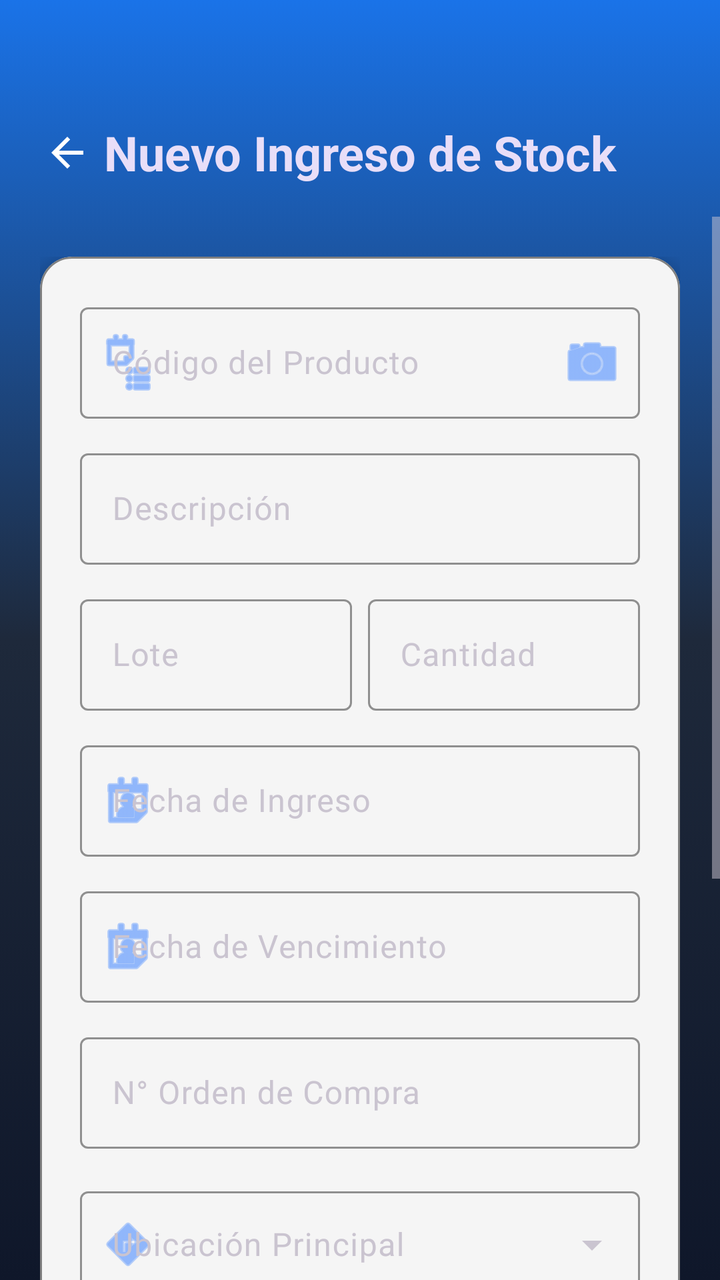
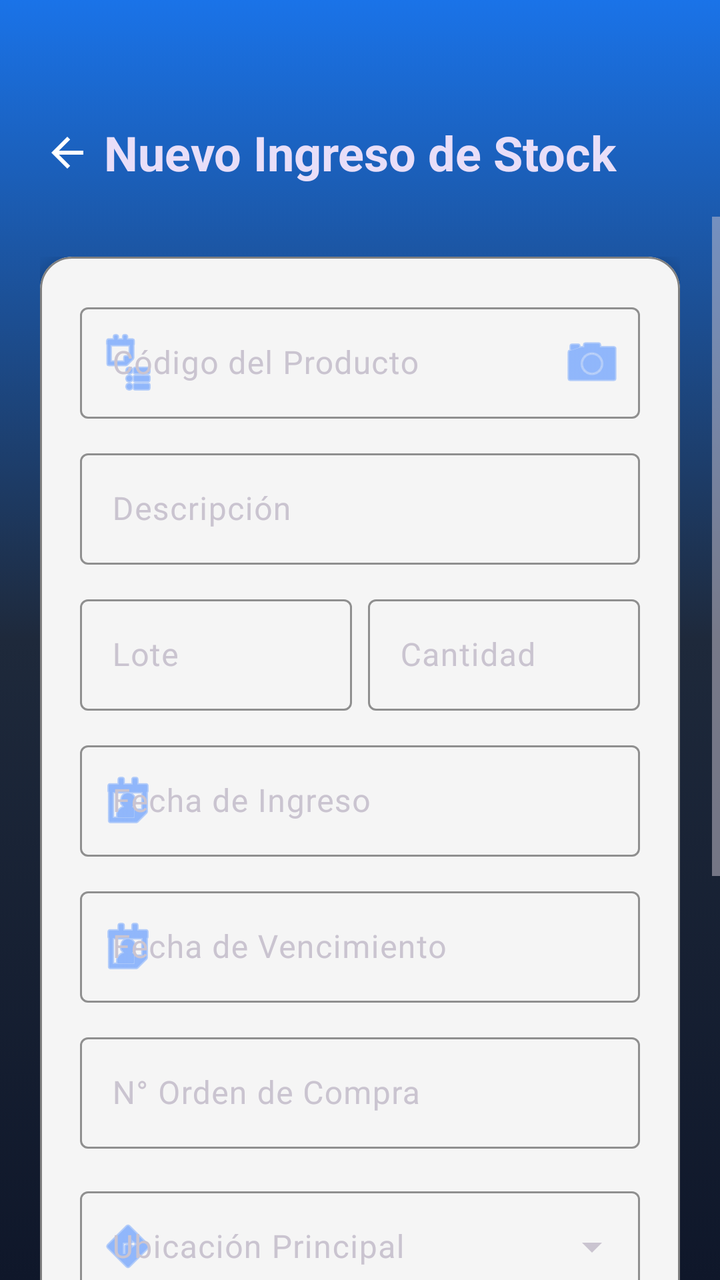

Screens rendered from an Android XML layout before and after an edit, with the pre-edit source and the edit as a unified diff.
<!-- AndroidManifest.xml: application theme Theme.InventarioApp -->
<!-- res/layout/activity_ingreso_stock.xml -->
<?xml version="1.0" encoding="utf-8"?>
<androidx.constraintlayout.widget.ConstraintLayout xmlns:android="http://schemas.android.com/apk/res/android"
    xmlns:app="http://schemas.android.com/apk/res-auto"
    xmlns:tools="http://schemas.android.com/tools"
    android:layout_width="match_parent"
    android:layout_height="match_parent"
    android:background="@drawable/fondo_degradado">

    
    <TextView
        android:id="@+id/tvTitulo"
        android:layout_width="wrap_content"
        android:layout_height="wrap_content"
        android:layout_marginTop="60dp"
        android:gravity="center"
        android:text="@string/title_nuevo_ingreso"
        android:textColor="?attr/colorOnSecondaryContainer"
        android:textSize="24sp"
        android:textStyle="bold"
        app:layout_constraintEnd_toEndOf="parent"
        app:layout_constraintStart_toStartOf="parent"
        app:layout_constraintTop_toTopOf="parent" />

    <ImageButton
        android:id="@+id/btnBack"
        android:layout_width="51dp"
        android:layout_height="56dp"
        android:layout_marginStart="8dp"
        android:background="?attr/selectableItemBackgroundBorderless"
        android:contentDescription="Volver"
        android:elevation="8dp"
        android:padding="12dp"
        android:src="@drawable/ic_back"
        app:layout_constraintBottom_toBottomOf="@id/tvTitulo"
        app:layout_constraintStart_toStartOf="parent"
        app:layout_constraintTop_toTopOf="@id/tvTitulo"
        app:tint="@color/white" />

    
    <ScrollView
        android:layout_width="match_parent"
        android:layout_height="0dp"
        android:layout_marginTop="16dp"
        android:fillViewport="true"
        app:layout_constraintBottom_toBottomOf="parent"
        app:layout_constraintTop_toBottomOf="@id/tvTitulo">

        <LinearLayout
            android:layout_width="match_parent"
            android:layout_height="wrap_content"
            android:orientation="vertical"
            android:padding="20dp">

            <com.google.android.material.card.MaterialCardView
                android:id="@+id/cardForm"
                android:layout_width="match_parent"
                android:layout_height="wrap_content"
                app:cardCornerRadius="16dp"
                app:cardElevation="4dp"
                app:cardBackgroundColor="@color/smoke_white"
                app:strokeWidth="1dp"
                app:strokeColor="@color/gray">

                <LinearLayout
                    android:layout_width="match_parent"
                    android:layout_height="wrap_content"
                    android:orientation="vertical"
                    android:padding="20dp">

                    <com.google.android.material.textfield.TextInputLayout
                        android:id="@+id/tilCodigo"
                        style="@style/Widget.Material3.TextInputLayout.OutlinedBox"
                        android:layout_width="match_parent"
                        android:layout_height="wrap_content"
                        android:hint="@string/hint_codigo_prod"
                        app:startIconDrawable="@android:drawable/ic_menu_agenda"
                        app:endIconMode="custom"
                        app:endIconDrawable="@android:drawable/ic_menu_camera"
                        app:endIconTint="@color/primary"
                        app:hintTextColor="@color/black"
                        app:placeholderTextColor="@color/black"
                        app:startIconTint="@color/primary"
                        app:boxStrokeColor="@color/primary">

                        <com.google.android.material.textfield.TextInputEditText
                            android:id="@+id/etCodigo3"
                            android:layout_width="match_parent"
                            android:layout_height="wrap_content"
                            android:inputType="text"
                            android:textColor="@color/black" />
                    </com.google.android.material.textfield.TextInputLayout>

                    <com.google.android.material.textfield.TextInputLayout
                        android:id="@+id/tilDescripcion"
                        style="@style/Widget.Material3.TextInputLayout.OutlinedBox"
                        android:layout_width="match_parent"
                        android:layout_height="wrap_content"
                        android:layout_marginTop="12dp"
                        android:hint="@string/hint_descripcion"
                        app:hintTextColor="@color/black"
                        app:boxStrokeColor="@color/primary">

                        <com.google.android.material.textfield.TextInputEditText
                            android:id="@+id/etDescripcion3"
                            android:layout_width="match_parent"
                            android:layout_height="wrap_content"
                            android:textColor="@color/black"
                            android:inputType="text" />
                    </com.google.android.material.textfield.TextInputLayout>

                    <LinearLayout
                        android:layout_width="match_parent"
                        android:layout_height="wrap_content"
                        android:layout_marginTop="12dp"
                        android:orientation="horizontal">

                        <com.google.android.material.textfield.TextInputLayout
                            android:id="@+id/tilLote"
                            style="@style/Widget.Material3.TextInputLayout.OutlinedBox"
                            android:layout_width="0dp"
                            android:layout_height="wrap_content"
                            android:layout_weight="1"
                            android:layout_marginEnd="8dp"
                            android:hint="@string/label_lote"
                            app:hintTextColor="@color/black"
                            app:boxStrokeColor="@color/primary">

                            <com.google.android.material.textfield.TextInputEditText
                                android:id="@+id/etLote3"
                                android:layout_width="match_parent"
                                android:layout_height="wrap_content"
                                android:textColor="@color/black"
                                android:inputType="text" />
                        </com.google.android.material.textfield.TextInputLayout>

                        <com.google.android.material.textfield.TextInputLayout
                            android:id="@+id/tilCantidad"
                            style="@style/Widget.Material3.TextInputLayout.OutlinedBox"
                            android:layout_width="0dp"
                            android:layout_height="wrap_content"
                            android:layout_weight="1"
                            android:hint="@string/label_cantidad"
                            app:hintTextColor="@color/black"
                            app:boxStrokeColor="@color/primary">

                            <com.google.android.material.textfield.TextInputEditText
                                android:id="@+id/etCantidad3"
                                android:layout_width="match_parent"
                                android:layout_height="wrap_content"
                                android:textColor="@color/black"
                                android:inputType="number" />
                        </com.google.android.material.textfield.TextInputLayout>
                    </LinearLayout>

                    <com.google.android.material.textfield.TextInputLayout
                        android:id="@+id/tilFechaIngreso"
                        style="@style/Widget.Material3.TextInputLayout.OutlinedBox"
                        android:layout_width="match_parent"
                        android:layout_height="wrap_content"
                        android:layout_marginTop="12dp"
                        android:hint="@string/hint_fecha_ingreso"
                        app:startIconDrawable="@android:drawable/ic_menu_my_calendar"
                        app:hintTextColor="@color/black"
                        app:startIconTint="@color/primary"
                        app:boxStrokeColor="@color/primary">

                        <com.google.android.material.textfield.TextInputEditText
                            android:id="@+id/etFechaIngreso"
                            android:layout_width="match_parent"
                            android:layout_height="wrap_content"
                            android:textColor="@color/black"
                            android:focusable="false"
                            android:clickable="true"
                            android:inputType="date" />
                    </com.google.android.material.textfield.TextInputLayout>

                    <com.google.android.material.textfield.TextInputLayout
                        android:id="@+id/tilFechaVencimiento"
                        style="@style/Widget.Material3.TextInputLayout.OutlinedBox"
                        android:layout_width="match_parent"
                        android:layout_height="wrap_content"
                        android:layout_marginTop="12dp"
                        android:hint="@string/hint_fecha_vencimiento"
                        app:startIconDrawable="@android:drawable/ic_menu_my_calendar"
                        app:hintTextColor="@color/black"
                        app:startIconTint="@color/primary"
                        app:boxStrokeColor="@color/primary">

                        <com.google.android.material.textfield.TextInputEditText
                            android:id="@+id/etFechaVencimiento"
                            android:layout_width="match_parent"
                            android:layout_height="wrap_content"
                            android:textColor="@color/black"
                            android:focusable="false"
                            android:clickable="true"
                            android:inputType="date" />
                    </com.google.android.material.textfield.TextInputLayout>

                    <com.google.android.material.textfield.TextInputLayout
                        android:id="@+id/tilOrdenCompra"
                        style="@style/Widget.Material3.TextInputLayout.OutlinedBox"
                        android:layout_width="match_parent"
                        android:layout_height="wrap_content"
                        android:layout_marginTop="12dp"
                        android:hint="@string/hint_orden_compra"
                        app:hintTextColor="@color/black"
                        app:boxStrokeColor="@color/primary">

                        <com.google.android.material.textfield.TextInputEditText
                            android:id="@+id/etOrdenCompra"
                            android:layout_width="match_parent"
                            android:layout_height="wrap_content"
                            android:textColor="@color/black"
                            android:inputType="number" />
                    </com.google.android.material.textfield.TextInputLayout>

                    <com.google.android.material.textfield.TextInputLayout
                        android:id="@+id/tilUbicacion"
                        style="@style/Widget.Material3.TextInputLayout.OutlinedBox.ExposedDropdownMenu"
                        android:layout_width="match_parent"
                        android:layout_height="wrap_content"
                        android:layout_marginTop="16dp"
                        android:hint="@string/label_ubicacion_principal"
                        app:hintTextColor="@color/black"
                        app:startIconDrawable="@android:drawable/ic_menu_directions"
                        app:startIconTint="@color/primary"
                        app:boxStrokeColor="@color/primary">

                        <AutoCompleteTextView
                            android:id="@+id/spinnerUbicacion"
                            android:layout_width="match_parent"
                            android:layout_height="wrap_content"
                            android:inputType="none"
                            android:textColor="@color/black"
                            android:padding="16dp" />
                    </com.google.android.material.textfield.TextInputLayout>

                    <com.google.android.material.textfield.TextInputLayout
                        android:id="@+id/tilUbicacionDetallada"
                        style="@style/Widget.Material3.TextInputLayout.OutlinedBox.ExposedDropdownMenu"
                        android:layout_width="match_parent"
                        android:layout_height="wrap_content"
                        android:layout_marginTop="12dp"
                        android:hint="@string/label_ubicacion_detallada"
                        app:hintTextColor="@color/black"
                        app:startIconDrawable="@android:drawable/ic_menu_mapmode"
                        app:startIconTint="@color/primary"
                        app:boxStrokeColor="@color/primary">

                        <AutoCompleteTextView
                            android:id="@+id/spinnerUbicacionDetallada"
                            android:layout_width="match_parent"
                            android:layout_height="wrap_content"
                            android:inputType="none"
                            android:textColor="@color/black"
                            android:padding="16dp" />
                    </com.google.android.material.textfield.TextInputLayout>

                    
                    <com.google.android.material.button.MaterialButton
                        android:id="@+id/buttonIngresar"
                        android:layout_width="match_parent"
                        android:layout_height="wrap_content"
                        android:layout_marginTop="24dp"
                        android:padding="16dp"
                        android:text="@string/btn_ingresar_producto"
                        android:textSize="16sp"
                        app:cornerRadius="12dp" />

                    <com.google.android.material.button.MaterialButton
                        android:id="@+id/buttonSalir1"
                        style="@style/Widget.Material3.Button.TextButton"
                        android:layout_width="match_parent"
                        android:layout_height="wrap_content"
                        android:layout_marginTop="8dp"
                        android:text="@string/btn_cancelar_volver"
                        android:textColor="@color/gray" />

                </LinearLayout>
            </com.google.android.material.card.MaterialCardView>

            
            <View
                android:layout_width="match_parent"
                android:layout_height="60dp" />

        </LinearLayout>
    </ScrollView>

</androidx.constraintlayout.widget.ConstraintLayout>
<!-- resources referenced by this layout -->
<resources>
  <color name="black">#FF000000</color>
  <color name="gray">#FF808080</color>
  <color name="primary">#4D8DFF</color>
  <color name="smoke_white">#F5F5F5</color>
  <color name="white">#FFFFFFFF</color>
  <!-- drawable fondo_degradado (drawable) -->
  <?xml version="1.0" encoding="utf-8"?>
  <selector xmlns:android="http://schemas.android.com/apk/res/android">
      <item>
          <shape android:shape="rectangle">
              <gradient
                  android:angle="270"
                  android:startColor="@color/grad_start"
                  android:centerColor="@color/surface"
                  android:endColor="#0F172A" />
          </shape>
      </item>
  </selector>
  <!-- drawable ic_back (drawable) -->
  <vector xmlns:android="http://schemas.android.com/apk/res/android"
      android:width="24dp"
      android:height="24dp"
      android:viewportWidth="24"
      android:viewportHeight="24">
    <path
        android:fillColor="#FFFFFF"
        android:pathData="M20,11H7.83l5.59,-5.59L12,4l-8,8 8,8 1.41,-1.41L7.83,13H20v-2z"/>
  </vector>
  <string name="btn_cancelar_volver">Cancelar y Volver</string>
  <string name="btn_ingresar_producto">INGRESAR PRODUCTO</string>
  <string name="hint_codigo_prod">Código del Producto</string>
  <string name="hint_descripcion">Descripción</string>
  <string name="hint_fecha_ingreso">Fecha de Ingreso</string>
  <string name="hint_fecha_vencimiento">Fecha de Vencimiento</string>
  <string name="hint_orden_compra">N° Orden de Compra</string>
  <string name="label_cantidad">Cantidad</string>
  <string name="label_lote">Lote</string>
  <string name="label_ubicacion_detallada">Ubicación Detallada</string>
  <string name="label_ubicacion_principal">Ubicación Principal</string>
  <string name="title_nuevo_ingreso">Nuevo Ingreso de Stock</string>
  <style name="Theme.InventarioApp" parent="Theme.Material3.Dark.NoActionBar">
          
          <item name="colorPrimary">@color/primary</item>
          <item name="colorOnPrimary">@color/white</item>
          <item name="colorPrimaryContainer">@color/primary_variant</item>
          <item name="colorOnPrimaryContainer">@color/white</item>
          <item name="colorSecondary">@color/secondary</item>
          <item name="android:statusBarColor">#0F172A</item>
          <item name="android:windowBackground">@drawable/fondo_degradado</item>
  
          
          <item name="textInputStyle">@style/Widget.Material3.TextInputLayout.OutlinedBox</item>
      </style>
  <color name="grad_start">#1A73E8</color>
  <color name="surface">#1E293B</color>
  <color name="primary_variant">#1A73E8</color>
  <color name="secondary">#34A853</color>
</resources>

<!-- the commit's change to res/layout/activity_ingreso_stock.xml (unified diff, before → after) -->
@@ -226,13 +226,12 @@
                         app:startIconTint="@color/primary"
                         app:boxStrokeColor="@color/primary">
 
-                        <AutoCompleteTextView
+                        <com.google.android.material.textfield.MaterialAutoCompleteTextView
                             android:id="@+id/spinnerUbicacion"
                             android:layout_width="match_parent"
                             android:layout_height="wrap_content"
                             android:inputType="none"
-                            android:textColor="@color/black"
-                            android:padding="16dp" />
+                            android:textColor="@color/black" />
                     </com.google.android.material.textfield.TextInputLayout>
 
                     <com.google.android.material.textfield.TextInputLayout
@@ -247,13 +246,12 @@
                         app:startIconTint="@color/primary"
                         app:boxStrokeColor="@color/primary">
 
-                        <AutoCompleteTextView
+                        <com.google.android.material.textfield.MaterialAutoCompleteTextView
                             android:id="@+id/spinnerUbicacionDetallada"
                             android:layout_width="match_parent"
                             android:layout_height="wrap_content"
                             android:inputType="none"
-                            android:textColor="@color/black"
-                            android:padding="16dp" />
+                            android:textColor="@color/black" />
                     </com.google.android.material.textfield.TextInputLayout>
 
                     
